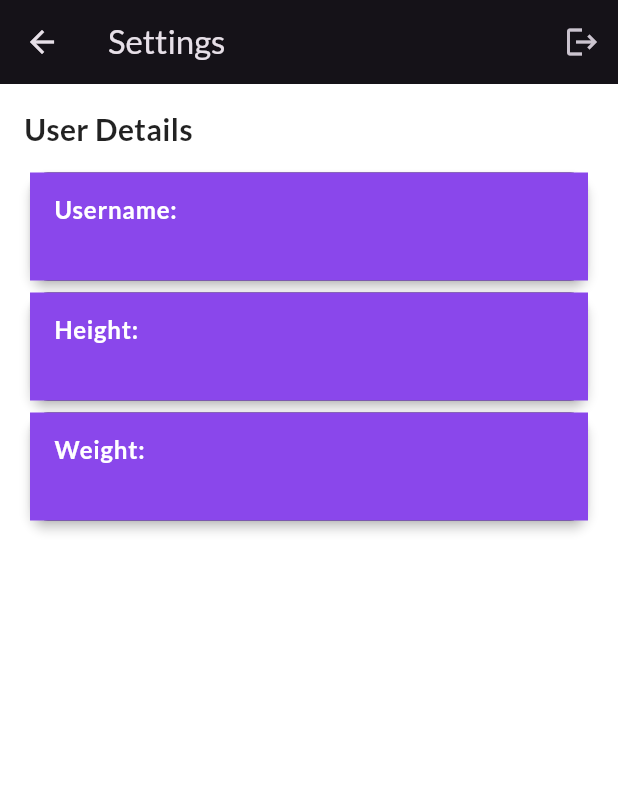
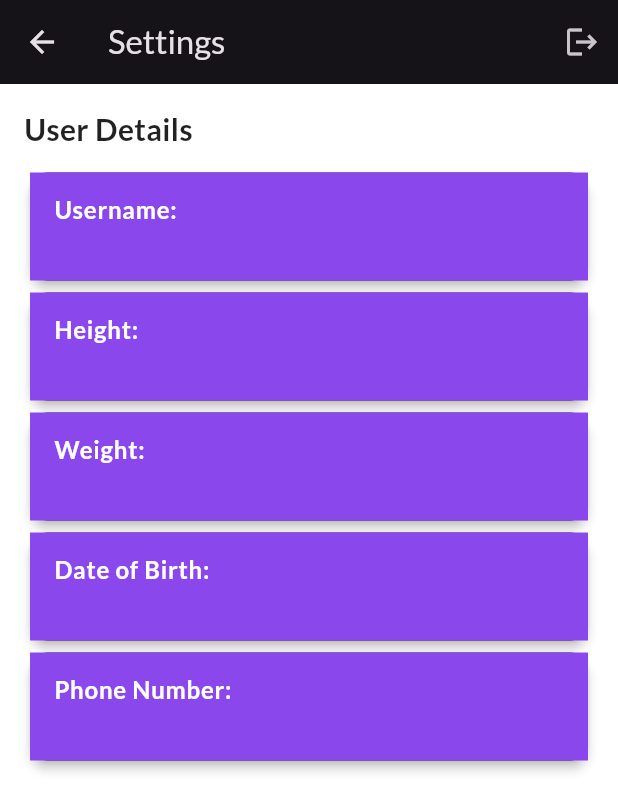
Before and after one commit to hariniiii8/meals-app, a Flutter app: the SettingsScreen screen opened directly, on a phone screen of 412 x 824 dp. Shown: the top 811 px of the screen. Run offline on Flutter 3.47's test engine with Material 2 defaults, Android fonts, the phone set to English and light mode, and no system bars; our stand-ins replace cloud_firestore, firebase_auth, firebase_core, firebase_storage, fl_chart, google_fonts and 2 more; accounts and stored records are empty.

Commit message:
add more user details

```diff
--- a/lib/screens/settings.dart
+++ b/lib/screens/settings.dart
@@ -15,6 +15,8 @@ class _SettingsScreenState extends State<SettingsScreen> {
   var _userName = '';
   var _userHeight = '';
   var _userWeight = '';
+  var _userDateOfBirth = '';
+  var _userPhoneNumber = '';
 
   @override
   void initState() {
@@ -32,11 +34,15 @@ class _SettingsScreenState extends State<SettingsScreen> {
       final userName = userDetailsDoc['username'];
       final userHeight = userDetailsDoc['height'];
       final userWeight = userDetailsDoc['weight'];
+      final userDateOfBirth = userDetailsDoc['date_of_birth'];
+      final userPhoneNumber = userDetailsDoc['phone_number'];
 
       setState(() {
         _userName = userName;
         _userHeight = userHeight;
         _userWeight = userWeight;
+        _userDateOfBirth = userDateOfBirth;
+        _userPhoneNumber = userPhoneNumber;
       });
     } catch (error) {
       // Handle the error (e.g., show a message)
@@ -64,18 +70,18 @@ class _SettingsScreenState extends State<SettingsScreen> {
         child: Column(
           crossAxisAlignment: CrossAxisAlignment.start,
           children: [
-           const Text(
+            const Text(
               'User Details',
               style: TextStyle(
                 fontSize: 20,
                 fontWeight: FontWeight.bold,
               ),
             ),
-           const SizedBox(height: 10),
+            const SizedBox(height: 10),
             Card(
               elevation: 3,
               child: Container(
-                color:const Color.fromRGBO(138, 71, 235, 1),
+                color: const Color.fromRGBO(138, 71, 235, 1),
                 child: ListTile(
                   title: const Text(
                     'Username:',
@@ -94,7 +100,7 @@ class _SettingsScreenState extends State<SettingsScreen> {
             Card(
               elevation: 3,
               child: Container(
-                color:const Color.fromRGBO(138, 71, 235, 1),
+                color: const Color.fromRGBO(138, 71, 235, 1),
                 child: ListTile(
                   title: const Text(
                     'Height:',
@@ -105,7 +111,7 @@ class _SettingsScreenState extends State<SettingsScreen> {
                   ),
                   subtitle: Text(
                     _userHeight,
-                    style:const TextStyle(color: Colors.white),
+                    style: const TextStyle(color: Colors.white),
                   ),
                 ),
               ),
@@ -129,6 +135,44 @@ class _SettingsScreenState extends State<SettingsScreen> {
                 ),
               ),
             ),
+            Card(
+              elevation: 3,
+              child: Container(
+                color: const Color.fromRGBO(138, 71, 235, 1),
+                child: ListTile(
+                  title: const Text(
+                    'Date of Birth:',
+                    style: TextStyle(
+                      fontWeight: FontWeight.bold,
+                      color: Colors.white,
+                    ),
+                  ),
+                  subtitle: Text(
+                    _userDateOfBirth,
+                    style: const TextStyle(color: Colors.white),
+                  ),
+                ),
+              ),
+            ),
+            Card(
+              elevation: 3,
+              child: Container(
+                color: const Color.fromRGBO(138, 71, 235, 1),
+                child: ListTile(
+                  title: const Text(
+                    'Phone Number:',
+                    style: TextStyle(
+                      fontWeight: FontWeight.bold,
+                      color: Colors.white,
+                    ),
+                  ),
+                  subtitle: Text(
+                    _userPhoneNumber,
+                    style: const TextStyle(color: Colors.white),
+                  ),
+                ),
+              ),
+            ),
           ],
         ),
       ),
```
Also changed, not shown: lib/screens/user_details.dart (+46 -1 lines).
